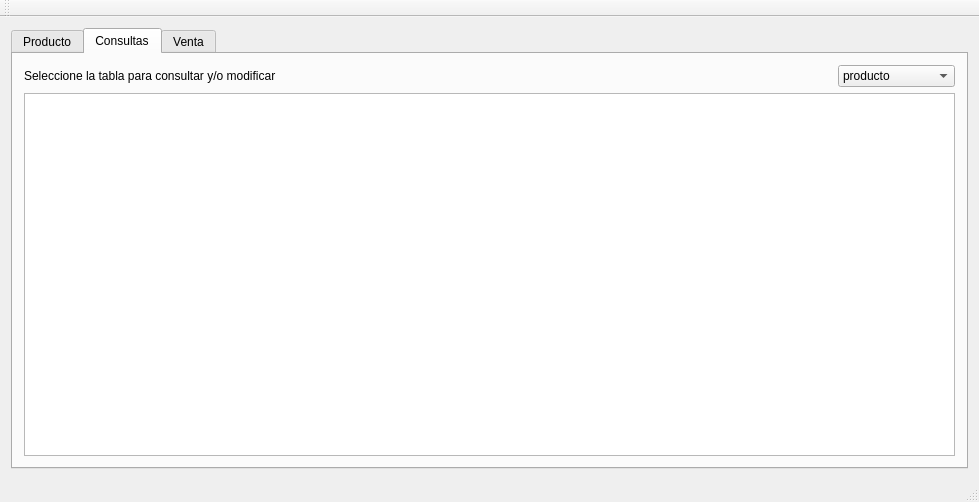
Before: the Qt Designer form ventanaprincipal.ui in ferVargasB/sistema_inventario, drawn with Qt 5.
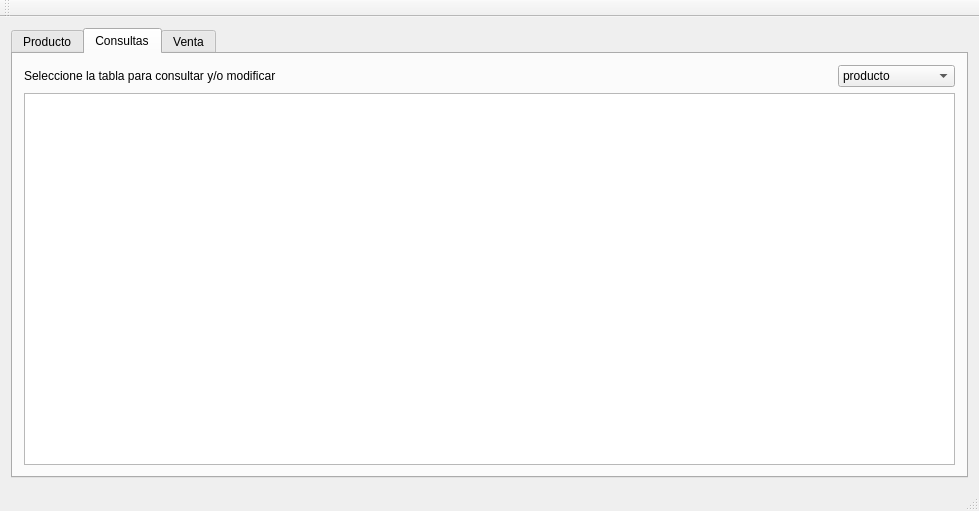
After: the same form once the commit is applied. The open tabs and pages were chosen to show the change.

What changed in the file:
```diff
--- a/ventanaprincipal.ui
+++ b/ventanaprincipal.ui
@@ -7,7 +7,7 @@
     <x>0</x>
     <y>0</y>
     <width>979</width>
-    <height>502</height>
+    <height>511</height>
    </rect>
   </property>
   <property name="windowTitle">
```
Left out of the diff: 2 changed lines with no effect on the pictures.
